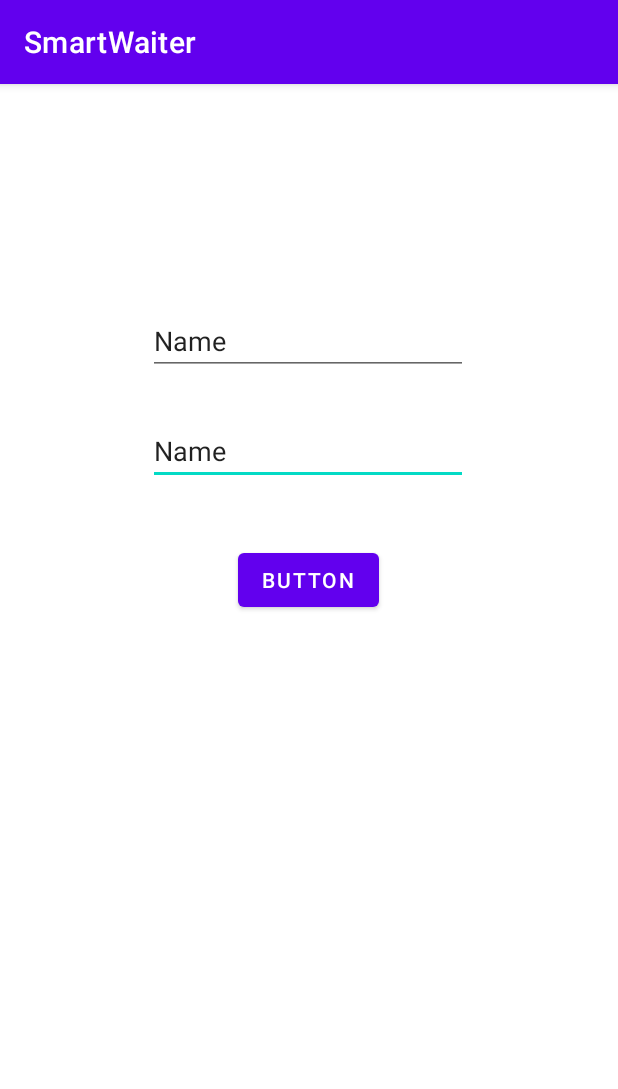
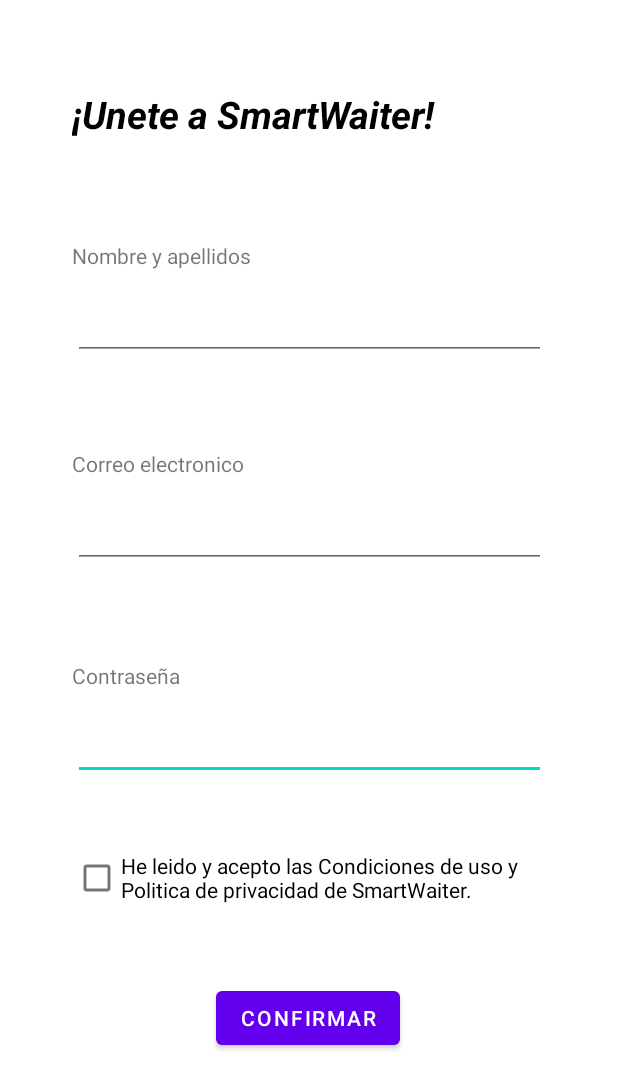
Before and after one commit to mariogoilss/SmartWaiter, an Android app: the RegisterClientActivity screen opened directly, with no data from a screen before it, on a phone screen of 412 x 824 dp. Shown: the top 1089 px of the screen. Run offline under Robolectric (Android 15) with nearby library versions, the phone set to English and light mode, and no system bars; our stand-ins replace Firebase (no records; nobody signed in at launch, a user with empty details on screens opened directly).

Commit message:
CMT 24/10 15:57

```diff
--- a/app/src/main/java/com/example/smartwaiter/registerType/RegisterClientActivity.kt
+++ b/app/src/main/java/com/example/smartwaiter/registerType/RegisterClientActivity.kt
@@ -14,6 +14,7 @@ class RegisterClientActivity : AppCompatActivity() {
     override fun onCreate(savedInstanceState: Bundle?) {
         super.onCreate(savedInstanceState)
         setContentView(R.layout.activity_register_client)
+        supportActionBar?.hide()
         val btn = findViewById<Button>(R.id.btnSend)
         val email = findViewById<EditText>(R.id.txtEmail)
         val pwd = findViewById<EditText>(R.id.txtPwd)
--- a/app/src/main/res/layout/activity_register_client.xml
+++ b/app/src/main/res/layout/activity_register_client.xml
@@ -8,42 +8,108 @@
 
     <EditText
         android:id="@+id/txtPwd"
+        android:layout_width="315dp"
+        android:layout_height="60dp"
+        android:ems="10"
+        android:inputType="textPersonName"
+        app:layout_constraintBottom_toBottomOf="parent"
+        app:layout_constraintEnd_toEndOf="parent"
+        app:layout_constraintStart_toStartOf="parent"
+        app:layout_constraintTop_toTopOf="parent"
+        app:layout_constraintVertical_bias="0.602" />
+
+    <TextView
+        android:id="@+id/textView9"
         android:layout_width="wrap_content"
         android:layout_height="wrap_content"
-        android:ems="10"
-        android:inputType="textPersonName"
-        android:text="Name"
-        app:layout_constraintBottom_toBottomOf="parent"
+        android:text="Nombre y apellidos"
+        app:layout_constraintBottom_toTopOf="@+id/txtEmail3"
         app:layout_constraintEnd_toEndOf="parent"
-        app:layout_constraintHorizontal_bias="0.497"
-        app:layout_constraintStart_toStartOf="parent"
-        app:layout_constraintTop_toTopOf="parent"
-        app:layout_constraintVertical_bias="0.307" />
+        app:layout_constraintHorizontal_bias="0.165"
+        app:layout_constraintStart_toStartOf="parent" />
 
     <EditText
         android:id="@+id/txtEmail"
+        android:layout_width="315dp"
+        android:layout_height="60dp"
+        android:ems="10"
+        android:inputType="textPersonName"
+        app:layout_constraintBottom_toBottomOf="parent"
+        app:layout_constraintEnd_toEndOf="parent"
+        app:layout_constraintStart_toStartOf="parent"
+        app:layout_constraintTop_toTopOf="parent"
+        app:layout_constraintVertical_bias="0.417" />
+
+    <TextView
+        android:id="@+id/textView"
         android:layout_width="wrap_content"
         android:layout_height="wrap_content"
+        android:text="Correo electronico"
+        app:layout_constraintBottom_toTopOf="@+id/txtEmail"
+        app:layout_constraintEnd_toEndOf="parent"
+        app:layout_constraintHorizontal_bias="0.162"
+        app:layout_constraintStart_toStartOf="parent" />
+
+    <EditText
+        android:id="@+id/txtEmail3"
+        android:layout_width="315dp"
+        android:layout_height="60dp"
         android:ems="10"
         android:inputType="textPersonName"
-        android:text="Name"
         app:layout_constraintBottom_toBottomOf="parent"
         app:layout_constraintEnd_toEndOf="parent"
-        app:layout_constraintHorizontal_bias="0.497"
         app:layout_constraintStart_toStartOf="parent"
         app:layout_constraintTop_toTopOf="parent"
-        app:layout_constraintVertical_bias="0.206" />
+        app:layout_constraintVertical_bias="0.236" />
+
+    <TextView
+        android:id="@+id/textView2"
+        android:layout_width="wrap_content"
+        android:layout_height="wrap_content"
+        android:text="Contraseña"
+        app:layout_constraintBottom_toTopOf="@+id/txtPwd"
+        app:layout_constraintEnd_toEndOf="parent"
+        app:layout_constraintHorizontal_bias="0.141"
+        app:layout_constraintStart_toStartOf="parent" />
 
     <Button
         android:id="@+id/btnSend"
         android:layout_width="wrap_content"
         android:layout_height="wrap_content"
-        android:text="Button"
+        android:text="Confirmar"
         app:layout_constraintBottom_toBottomOf="parent"
         app:layout_constraintEnd_toEndOf="parent"
         app:layout_constraintHorizontal_bias="0.498"
         app:layout_constraintStart_toStartOf="parent"
         app:layout_constraintTop_toTopOf="parent"
-        app:layout_constraintVertical_bias="0.426" />
+        app:layout_constraintVertical_bias="0.844" />
+
+    <TextView
+        android:id="@+id/textView10"
+        android:layout_width="wrap_content"
+        android:layout_height="wrap_content"
+        android:text="¡Unete a SmartWaiter!"
+        android:textAppearance="@style/TextAppearance.AppCompat.Display3"
+        android:textColor="@color/black"
+        android:textSize="25sp"
+        android:textStyle="bold|italic"
+        app:layout_constraintBottom_toBottomOf="parent"
+        app:layout_constraintEnd_toEndOf="parent"
+        app:layout_constraintHorizontal_bias="0.282"
+        app:layout_constraintStart_toStartOf="parent"
+        app:layout_constraintTop_toTopOf="parent"
+        app:layout_constraintVertical_bias="0.074" />
+
+    <CheckBox
+        android:id="@+id/cbxTerms"
+        android:layout_width="315dp"
+        android:layout_height="wrap_content"
+        android:text="He leido y acepto las Condiciones de uso y Politica de privacidad de SmartWaiter."
+        android:textColor="@color/black"
+        app:layout_constraintBottom_toBottomOf="parent"
+        app:layout_constraintEnd_toEndOf="parent"
+        app:layout_constraintStart_toStartOf="parent"
+        app:layout_constraintTop_toTopOf="parent"
+        app:layout_constraintVertical_bias="0.723" />
 
 </androidx.constraintlayout.widget.ConstraintLayout>
```
Also changed, not shown: app/src/main/res/layout/dialog_register_options.xml (+46 -30 lines).
